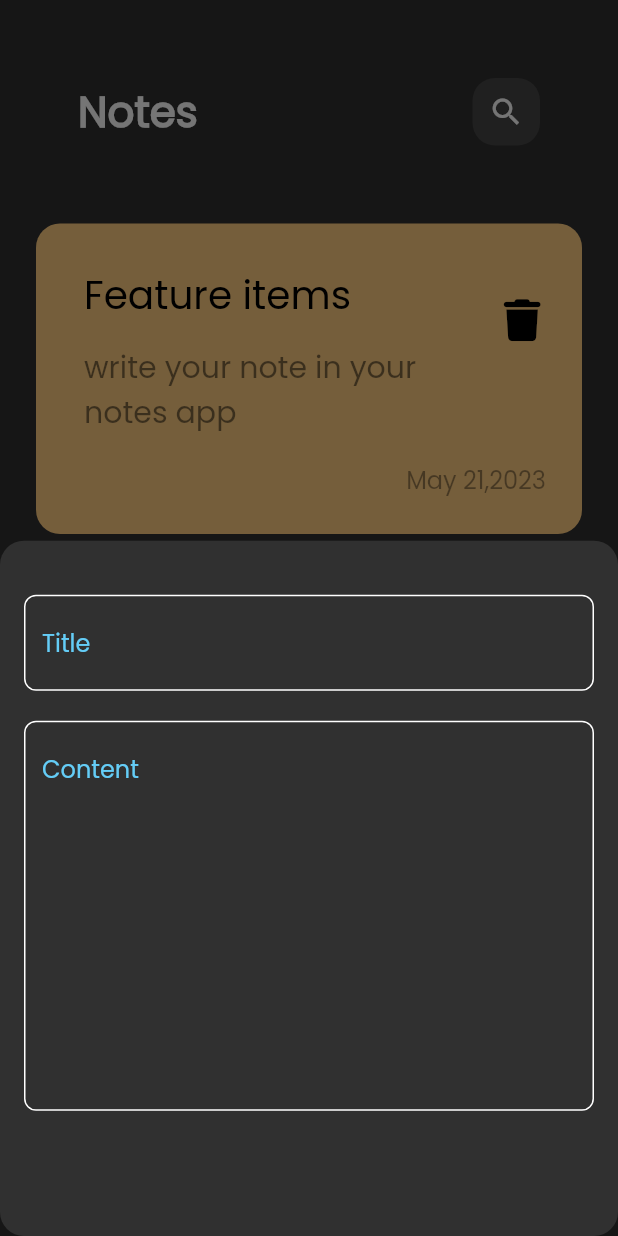
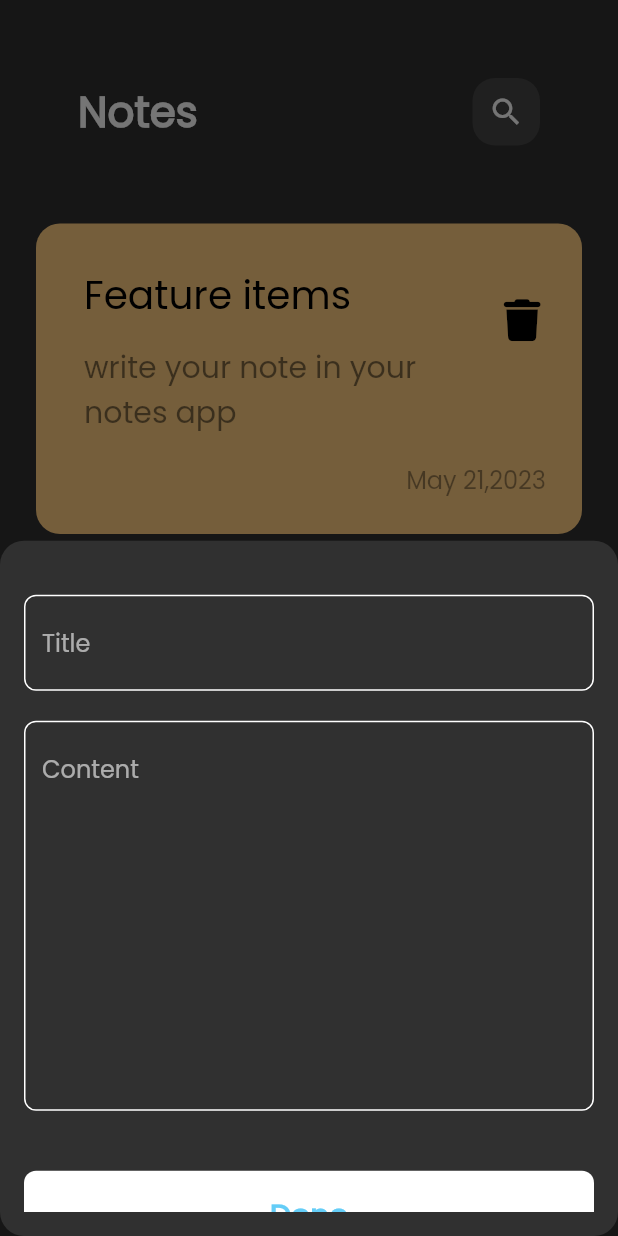
Before and after one commit to Walaahosny/notesapp, a Flutter app: the screen it shows after launch, after a tap on the "add" icon, on a phone screen of 412 x 824 dp. Run offline on Flutter 3.47's test engine with Material 2 defaults, Android fonts, the phone set to English and light mode, and no system bars; our stand-ins replace font_awesome_flutter.

Commit message:
11 commit create edit note screen and arranged folder and files

```diff
--- a/lib/main.dart
+++ b/lib/main.dart
@@ -1,6 +1,6 @@
+import 'package:appnotess/views/Screens/addNoteScreen.dart';
 import 'package:flutter/material.dart';
 
-import 'views/widgets/homeScreen.dart';
 
 void main() {
   runApp(const MyApp());
@@ -16,7 +16,7 @@ class MyApp extends StatelessWidget {
       debugShowCheckedModeBanner: false,
       title: 'Notes',
       theme: ThemeData(brightness: Brightness.dark, fontFamily: 'Poppins'),
-      home: const NotesHomeScreen(),
+      home: const addNotesScreen(),
     );
   }
 }
--- a/lib/views/widgets/body_home_screen.dart
+++ b/lib/views/Pagesbody/body_addNote_screen.dart
@@ -1,11 +1,11 @@
 import 'package:flutter/material.dart';
 
-import 'NoteItem.dart';
-import 'NotesListView.dart';
-import 'appBarforBody.dart';
+import '../../widgets/NotesListView.dart';
+import '../../widgets/appBarforBody.dart';
 
-class NotesBody extends StatelessWidget {
-  const NotesBody({super.key});
+class addNotesBody extends StatelessWidget {
+  const addNotesBody({super.key});
+
 
   @override
   Widget build(BuildContext context) {
--- /dev/null
+++ b/lib/views/Pagesbody/body_editNote_screen.dart
@@ -0,0 +1,11 @@
+import 'package:flutter/material.dart';
+class bodyEditNoteScreen extends StatelessWidget {
+  const bodyEditNoteScreen({super.key});
+
+
+
+  @override
+  Widget build(BuildContext context) {
+    return Container();
+  }
+}
--- /dev/null
+++ b/lib/views/Screens/addNoteScreen.dart
@@ -0,0 +1,30 @@
+import 'package:flutter/material.dart';
+
+import '../../widgets/add_note_bottom_sheet.dart';
+import '../Pagesbody/body_addNote_screen.dart';
+
+
+
+class addNotesScreen extends StatelessWidget {
+  const addNotesScreen({super.key});
+
+  @override
+  Widget build(BuildContext context) {
+    return Scaffold(
+      floatingActionButton: FloatingActionButton(
+        onPressed: () {
+          showModalBottomSheet(
+              shape: RoundedRectangleBorder(
+                  borderRadius: BorderRadius.circular(16)),
+              context: context,
+              builder: (context) {
+                return const AddNoteBottomSheet();
+              });
+        },
+        backgroundColor: Colors.white,
+        child: const Icon(Icons.add),
+      ),
+      body: const addNotesBody(),
+    );
+  }
+}
--- /dev/null
+++ b/lib/views/Screens/editNotesScreen.dart
@@ -0,0 +1,12 @@
+import 'package:flutter/material.dart';
+
+import '../Pagesbody/body_editNote_screen.dart';
+class editNotesScreen extends StatelessWidget {
+  const editNotesScreen({super.key});
+
+
+  @override
+  Widget build(BuildContext context) {
+    return const Scaffold(body: bodyEditNoteScreen(),);
+  }
+}
--- a/lib/views/widgets/NoteItem.dart
+++ /dev/null
@@ -1,49 +0,0 @@
-import 'package:flutter/material.dart';
-import 'package:font_awesome_flutter/font_awesome_flutter.dart';
-
-class NoteItem extends StatelessWidget {
-  const NoteItem({super.key});
-
-  @override
-  Widget build(BuildContext context) {
-    return Container(
-      padding: const EdgeInsets.only(top: 24, bottom: 24, left: 16),
-      decoration: BoxDecoration(
-          borderRadius: BorderRadius.circular(16),
-          color: const Color(0xffFFCC80)),
-      child: Column(
-        crossAxisAlignment: CrossAxisAlignment.end,
-        children: [
-          ListTile(
-            title: const Text(
-              "Feature items",
-              style: TextStyle(color: Colors.black, fontSize: 26),
-            ),
-            subtitle: Padding(
-              padding: const EdgeInsets.only(top: 14.0, bottom: 14),
-              child: Text("write your note in your notes app",
-                  style: TextStyle(
-                      color: Colors.black.withOpacity(0.5), fontSize: 20)),
-            ),
-            trailing: IconButton(
-              onPressed: () {},
-              icon: const Icon(
-                FontAwesomeIcons.trash,
-                color: Colors.black,
-                size: 28,
-              ),
-            ),
-          ),
-          Padding(
-            padding: const EdgeInsets.only(right: 24.0),
-            child: Text(
-              "May 21,2023",
-              style:
-                  TextStyle(color: Colors.black.withOpacity(0.4), fontSize: 16),
-            ),
-          )
-        ],
-      ),
-    );
-  }
-}
--- a/lib/views/widgets/add_note_bottom_sheet.dart
+++ /dev/null
@@ -1,19 +0,0 @@
-import 'package:flutter/material.dart';
-
-import 'CustomTextFiled.dart';
-class AddNoteBottomSheet extends StatelessWidget {
-  const AddNoteBottomSheet({super.key});
-
-  @override
-  Widget build(BuildContext context) {
-    return  const Padding(
-      padding: EdgeInsets.all(16.0),
-      child: Column(children: [
-        SizedBox(height: 20,),
-        CustomTextFiled(hint: 'Title', maxLines: 1,),
-SizedBox(height: 20,)
-        ,CustomTextFiled(hint: 'Content', maxLines: 10,)
-      ],),
-    );
-  }
-}
--- a/lib/views/widgets/homeScreen.dart
+++ /dev/null
@@ -1,27 +0,0 @@
-import 'package:flutter/material.dart';
-
-import 'add_note_bottom_sheet.dart';
-import 'body_home_screen.dart';
-
-class NotesHomeScreen extends StatelessWidget {
-  const NotesHomeScreen({super.key});
-
-  @override
-  Widget build(BuildContext context) {
-    return Scaffold(
-      floatingActionButton: FloatingActionButton(
-        onPressed: () {
-          showModalBottomSheet(
-              shape: RoundedRectangleBorder(borderRadius: BorderRadius.circular(16)),
-              context: context, builder: (context){
-            return const AddNoteBottomSheet();
-          });
-
-        },
-        backgroundColor: Colors.white,
-        child: const Icon(Icons.add),
-      ),
-      body: const NotesBody(),
-    );
-  }
-}
--- a/lib/views/widgets/CustomTextFiled.dart
+++ b/lib/widgets/CustomTextFiled.dart
@@ -1,6 +1,6 @@
 import 'package:flutter/material.dart';
 
-import '../../constens/constes.dart';
+import '../constens/constes.dart';
 
 class CustomTextFiled extends StatelessWidget {
   final String hint;
@@ -16,7 +16,7 @@ class CustomTextFiled extends StatelessWidget {
       cursorColor: KprimaryColor,
       decoration: InputDecoration(
           hintText: hint,
-          hintStyle: const TextStyle(color: KprimaryColor),
+          //hintStyle: const TextStyle(color: KprimaryColor),
           border: buildOutlineInputBorder(KprimaryColor),
           enabledBorder: buildOutlineInputBorder(),
           focusedBorder: buildOutlineInputBorder(KprimaryColor)),
--- /dev/null
+++ b/lib/widgets/NoteItem.dart
@@ -0,0 +1,56 @@
+import 'package:flutter/material.dart';
+import 'package:font_awesome_flutter/font_awesome_flutter.dart';
+
+import '../views/Screens/editNotesScreen.dart';
+
+class NoteItem extends StatelessWidget {
+  const NoteItem({super.key});
+
+  @override
+  Widget build(BuildContext context) {
+    return GestureDetector(
+      onTap: (){
+        Navigator.push(context, MaterialPageRoute(builder: (context){return editNotesScreen();}));
+      },
+      child: Container(
+        padding: const EdgeInsets.only(top: 24, bottom: 24, left: 16),
+        decoration: BoxDecoration(
+            borderRadius: BorderRadius.circular(16),
+            color: const Color(0xffFFCC80)),
+        child: Column(
+          crossAxisAlignment: CrossAxisAlignment.end,
+          children: [
+            ListTile(
+              title: const Text(
+                "Feature items",
+                style: TextStyle(color: Colors.black, fontSize: 26),
+              ),
+              subtitle: Padding(
+                padding: const EdgeInsets.only(top: 14.0, bottom: 14),
+                child: Text("write your note in your notes app",
+                    style: TextStyle(
+                        color: Colors.black.withOpacity(0.5), fontSize: 20)),
+              ),
+              trailing: IconButton(
+                onPressed: () {},
+                icon: const Icon(
+                  FontAwesomeIcons.trash,
+                  color: Colors.black,
+                  size: 28,
+                ),
+              ),
+            ),
+            Padding(
+              padding: const EdgeInsets.only(right: 24.0),
+              child: Text(
+                "May 21,2023",
+                style:
+                    TextStyle(color: Colors.black.withOpacity(0.4), fontSize: 16),
+              ),
+            )
+          ],
+        ),
+      ),
+    );
+  }
+}
--- /dev/null
+++ b/lib/widgets/add_note_bottom_sheet.dart
@@ -0,0 +1,43 @@
+import 'package:appnotess/constens/constes.dart';
+import 'package:flutter/material.dart';
+
+import 'CustomTextFiled.dart';
+import 'custombuttomforbottomSheet.dart';
+
+class AddNoteBottomSheet extends StatelessWidget {
+  const AddNoteBottomSheet({super.key});
+
+  @override
+  Widget build(BuildContext context) {
+    return const Padding(
+      padding: EdgeInsets.all(16.0),
+      child: SingleChildScrollView(
+        child: Column(
+          children: [
+            SizedBox(
+              height: 20,
+            ),
+            CustomTextFiled(
+              hint: 'Title',
+              maxLines: 1,
+            ),
+            SizedBox(
+              height: 20,
+            ),
+            CustomTextFiled(
+              hint: 'Content',
+              maxLines: 10,
+            ),
+            SizedBox(
+              height: 40,
+            ),
+            customButtom(),
+            SizedBox(
+              height: 20,
+            ),
+          ],
+        ),
+      ),
+    );
+  }
+}
--- /dev/null
+++ b/lib/widgets/custombuttomforbottomSheet.dart
@@ -0,0 +1,23 @@
+import 'package:flutter/material.dart';
+
+import '../constens/constes.dart';
+class customButtom extends StatelessWidget {
+  const customButtom({super.key});
+
+  @override
+  Widget build(BuildContext context) {
+    return Container(
+      width: MediaQuery.of(context).size.width,
+      height: 60,
+      decoration: BoxDecoration(
+          color: Colors.white, borderRadius: BorderRadius.circular(8)),
+      child: const Center(
+          child: Text(
+            "Done",
+            style: TextStyle(
+
+                color: KprimaryColor, fontSize: 20, fontWeight: FontWeight.bold),
+          )),
+    );
+  }
+}
```
Also changed, not shown: lib/widgets/NotesListView.dart (renamed from lib/views/widgets/NotesListView.dart), lib/widgets/appBarforBody.dart (renamed from lib/views/widgets/appBarforBody.dart), lib/widgets/customSearchItem.dart (renamed from lib/views/widgets/customSearchItem.dart).
